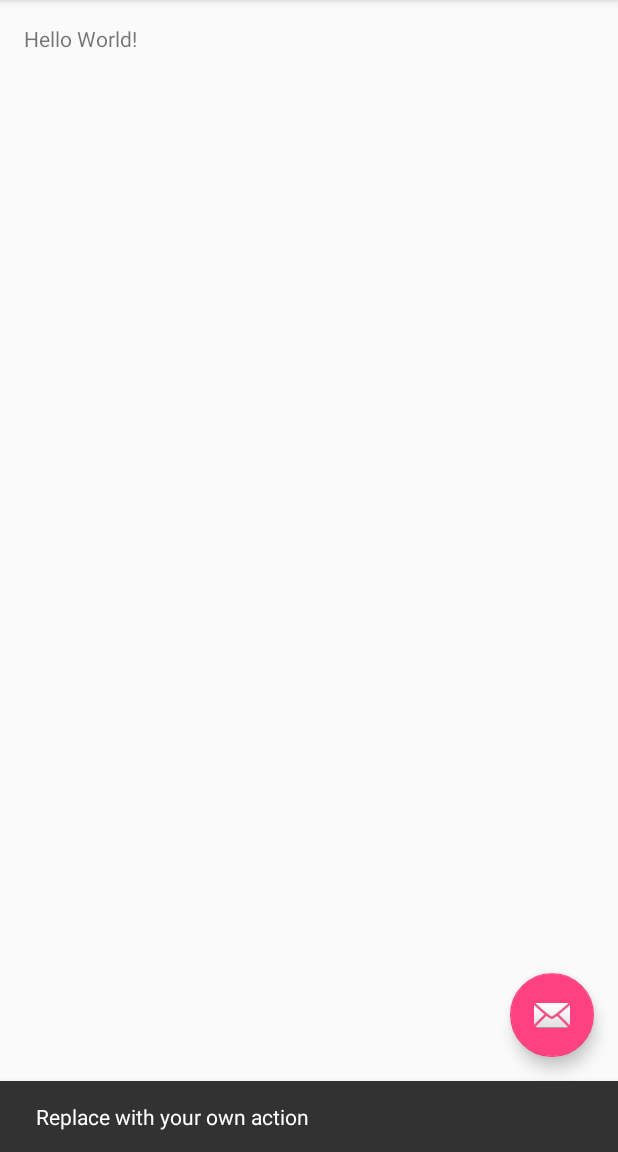
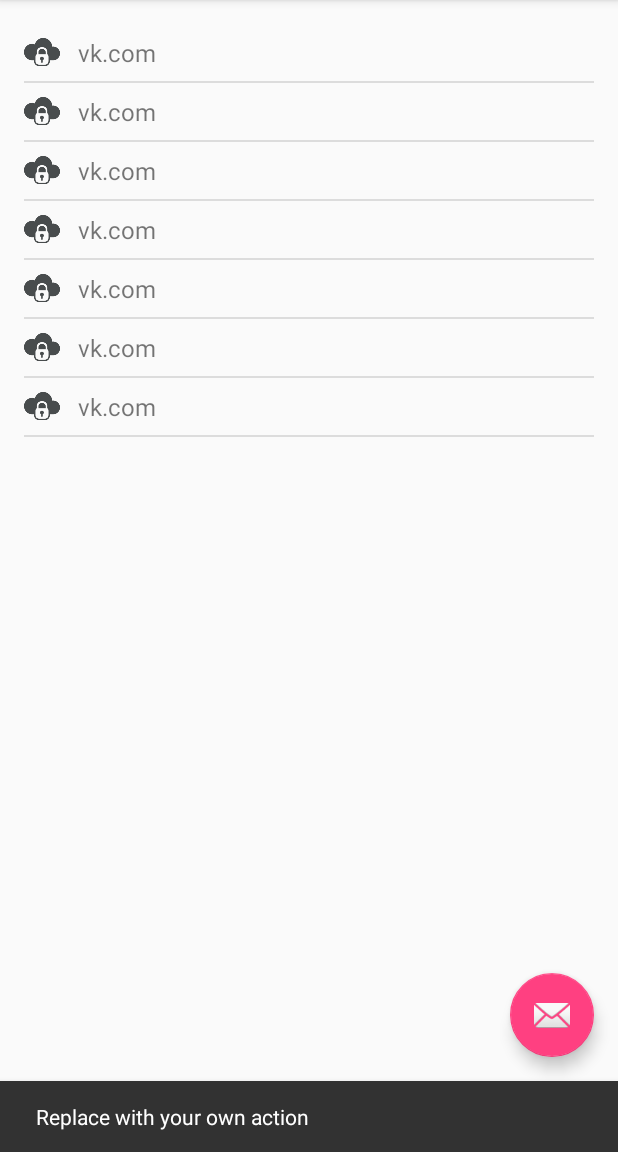
Before and after one commit to ellexdev/password-keeper, an Android app: the screen it shows after launch (MainActivity), after a tap on an icon or button, on a phone screen of 412 x 824 dp, the part 84-1236 px from its top. Run offline under Robolectric (Android 15) with nearby library versions, the phone set to English and light mode, and no system bars; our stand-ins replace ButterKnife.

Commit message:
Added ButterKnife lib. Added main list.

```diff
--- a/app/build.gradle
+++ b/app/build.gradle
@@ -24,4 +24,5 @@ dependencies {
     testCompile 'junit:junit:4.12'
     compile 'com.android.support:appcompat-v7:23.1.1'
     compile 'com.android.support:design:23.1.1'
+    compile 'com.jakewharton:butterknife:7.0.1'
 }
--- a/app/src/main/java/com/ellexdev/passwordkeeper/MainActivity.java
+++ b/app/src/main/java/com/ellexdev/passwordkeeper/MainActivity.java
@@ -8,8 +8,26 @@ import android.support.v7.widget.Toolbar;
 import android.view.View;
 import android.view.Menu;
 import android.view.MenuItem;
+import android.view.ViewGroup;
+import android.widget.ArrayAdapter;
+import android.widget.BaseAdapter;
+import android.widget.ListView;
+import android.widget.SimpleAdapter;
+
+import com.ellexdev.passwordkeeper.adapter.PasswordListAdapter;
+import com.ellexdev.passwordkeeper.model.Password;
+
+import java.util.ArrayList;
+import java.util.Arrays;
+import java.util.List;
+
+import butterknife.Bind;
+import butterknife.ButterKnife;
 
 public class MainActivity extends AppCompatActivity {
+
+    @Bind(R.id.password_list)
+    public ListView passwordList;
 
     @Override
     protected void onCreate(Bundle savedInstanceState) {
@@ -26,6 +44,19 @@ public class MainActivity extends AppCompatActivity {
                         .setAction("Action", null).show();
             }
         });
+
+        ButterKnife.bind(this);
+
+        List<Password> passwords = new ArrayList<>();
+        passwords.add(new Password("123", "321", "vk.com"));
+        passwords.add(new Password("123", "321", "vk.com"));
+        passwords.add(new Password("123", "321", "vk.com"));
+        passwords.add(new Password("123", "321", "vk.com"));
+        passwords.add(new Password("123", "321", "vk.com"));
+        passwords.add(new Password("123", "321", "vk.com"));
+        passwords.add(new Password("123", "321", "vk.com"));
+
+        passwordList.setAdapter(new PasswordListAdapter(this, passwords));
     }
 
     @Override
--- /dev/null
+++ b/app/src/main/java/com/ellexdev/passwordkeeper/adapter/PasswordListAdapter.java
@@ -0,0 +1,53 @@
+package com.ellexdev.passwordkeeper.adapter;
+
+import android.content.Context;
+import android.view.LayoutInflater;
+import android.view.View;
+import android.view.ViewGroup;
+import android.widget.BaseAdapter;
+import android.widget.TextView;
+
+import com.ellexdev.passwordkeeper.R;
+import com.ellexdev.passwordkeeper.model.Password;
+
+import java.util.List;
+
+/**
+ * Created by xander on 04/04/2016.
+ */
+public class PasswordListAdapter extends BaseAdapter {
+
+    private Context context;
+    private List<Password> passwordList;
+
+    public PasswordListAdapter(Context context, List<Password> passwordList) {
+        this.context = context;
+        this.passwordList = passwordList;
+    }
+
+    @Override
+    public int getCount() {
+        return passwordList != null ? passwordList.size() : 0;
+    }
+
+    @Override
+    public Object getItem(int position) {
+        return passwordList.get(position);
+    }
+
+    @Override
+    public long getItemId(int position) {
+        return position;
+    }
+
+    @Override
+    public View getView(int position, View convertView, ViewGroup parent) {
+        if (convertView == null) {
+            convertView = LayoutInflater.from(context).inflate(R.layout.list_item, null);
+        }
+        Password password = (Password) getItem(position);
+        TextView itemText = (TextView) convertView.findViewById(R.id.list_text);
+        itemText.setText(password.getName());
+        return convertView;
+    }
+}
--- /dev/null
+++ b/app/src/main/java/com/ellexdev/passwordkeeper/model/Password.java
@@ -0,0 +1,41 @@
+package com.ellexdev.passwordkeeper.model;
+
+/**
+ * Created by xander on 04/04/2016.
+ */
+public class Password {
+
+    String name;
+    String username;
+    String password;
+
+    public Password(String username, String password, String name) {
+        this.username = username;
+        this.password = password;
+        this.name = name;
+    }
+
+    public String getName() {
+        return name;
+    }
+
+    public void setName(String name) {
+        this.name = name;
+    }
+
+    public String getUsername() {
+        return username;
+    }
+
+    public void setUsername(String username) {
+        this.username = username;
+    }
+
+    public String getPassword() {
+        return password;
+    }
+
+    public void setPassword(String password) {
+        this.password = password;
+    }
+}
--- a/app/src/main/res/layout/content_main.xml
+++ b/app/src/main/res/layout/content_main.xml
@@ -12,8 +12,9 @@
     tools:context="com.ellexdev.passwordkeeper.MainActivity"
     tools:showIn="@layout/activity_main">
 
-    <TextView
-        android:layout_width="wrap_content"
-        android:layout_height="wrap_content"
-        android:text="Hello World!" />
+    <ListView
+        android:layout_width="match_parent"
+        android:layout_height="match_parent"
+        android:id="@+id/password_list"/>
+
 </RelativeLayout>
--- /dev/null
+++ b/app/src/main/res/layout/list_item.xml
@@ -0,0 +1,36 @@
+<?xml version="1.0" encoding="utf-8"?>
+<LinearLayout xmlns:android="http://schemas.android.com/apk/res/android"
+    android:orientation="horizontal" android:layout_width="match_parent"
+    android:layout_height="wrap_content">
+
+
+    <ImageView
+        android:layout_width="24sp"
+        android:layout_height="24sp"
+        android:id="@+id/list_logo"
+        android:src="@drawable/key"
+        android:layout_gravity="center"
+        />
+
+    <LinearLayout
+        android:layout_width="match_parent"
+        android:layout_height="wrap_content"
+        android:orientation="vertical"
+        android:paddingLeft="12sp">
+
+        <TextView
+            android:layout_width="match_parent"
+            android:layout_height="wrap_content"
+            android:id="@+id/list_text"
+            android:paddingTop="8dp"
+            android:paddingBottom="8dp"
+            android:textSize="16sp"/>
+
+    </LinearLayout>
+
+    <ImageView
+        android:layout_width="wrap_content"
+        android:layout_height="match_parent"
+        android:id="@+id/list_additional"/>
+
+</LinearLayout>
```
Also changed, not shown: app/src/main/res/drawable/key.png (added).
